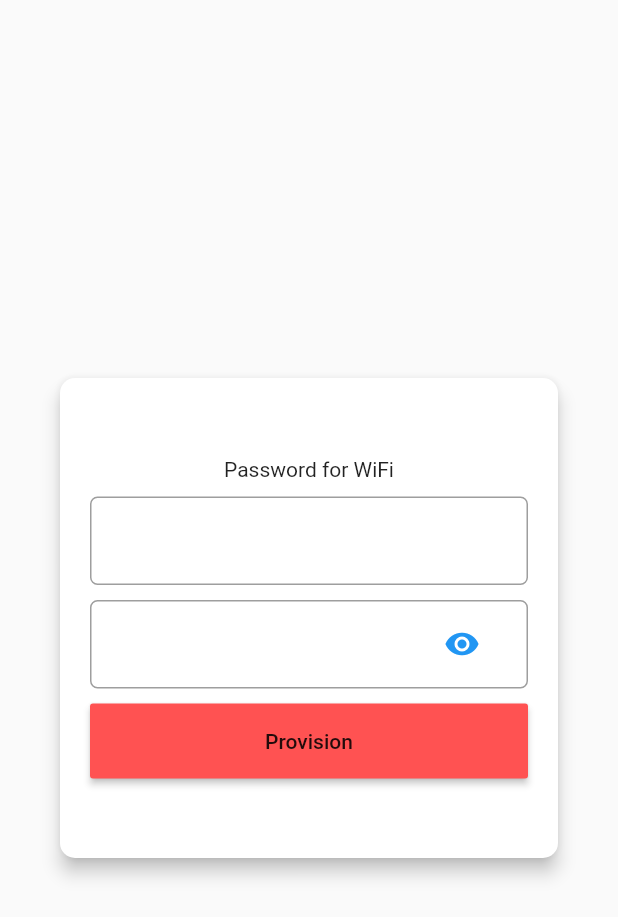
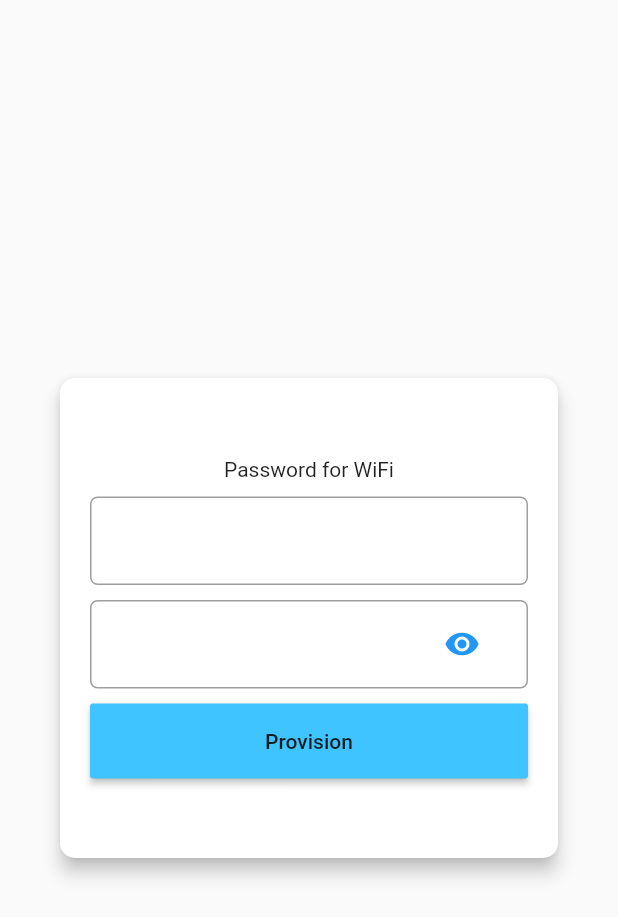
Before and after one commit to omert08/esp_softap_provisioning, a Flutter app: the WifiDialog widget shown alone on an empty page, opened directly, on a phone screen of 412 x 824 dp. Shown: the top 917 px of the screen. Run offline on Flutter 3.47's test engine with Material 2 defaults, Android fonts, the phone set to English and light mode, and no system bars; our stand-ins replace bloc, equatable, flutter_bloc, flutter_spinkit, logger, string_validator; missing offline and left inert: cryptography, protobuf.

Commit message:
color change on provision button

```diff
--- a/example/lib/wifi_screen/wifi_dialog.dart
+++ b/example/lib/wifi_screen/wifi_dialog.dart
@@ -74,7 +74,7 @@ class _WifiDialogState extends State<WifiDialog> {
                   height: 50.0,
                   child: MaterialButton(
                       child: Text('Provision'),
-                      color: Colors.redAccent,
+                      color: Colors.lightBlueAccent,
                       onPressed: () {
                         if (_formKey.currentState.validate()) {
                           _formKey.currentState.save();
```
